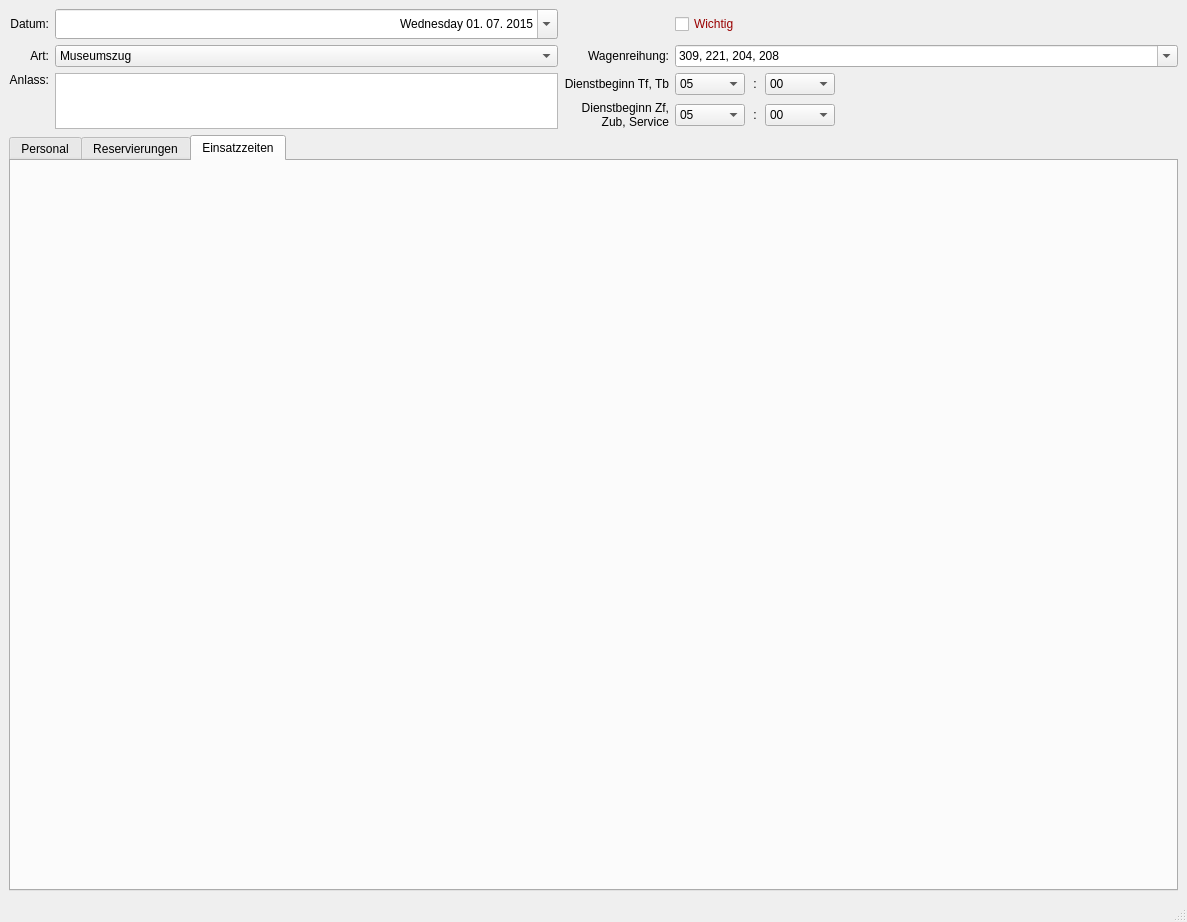
First picture: the form in Programm/fahrtagwindow.ui, repository philjosch/Einsatzplaner, before the edit.
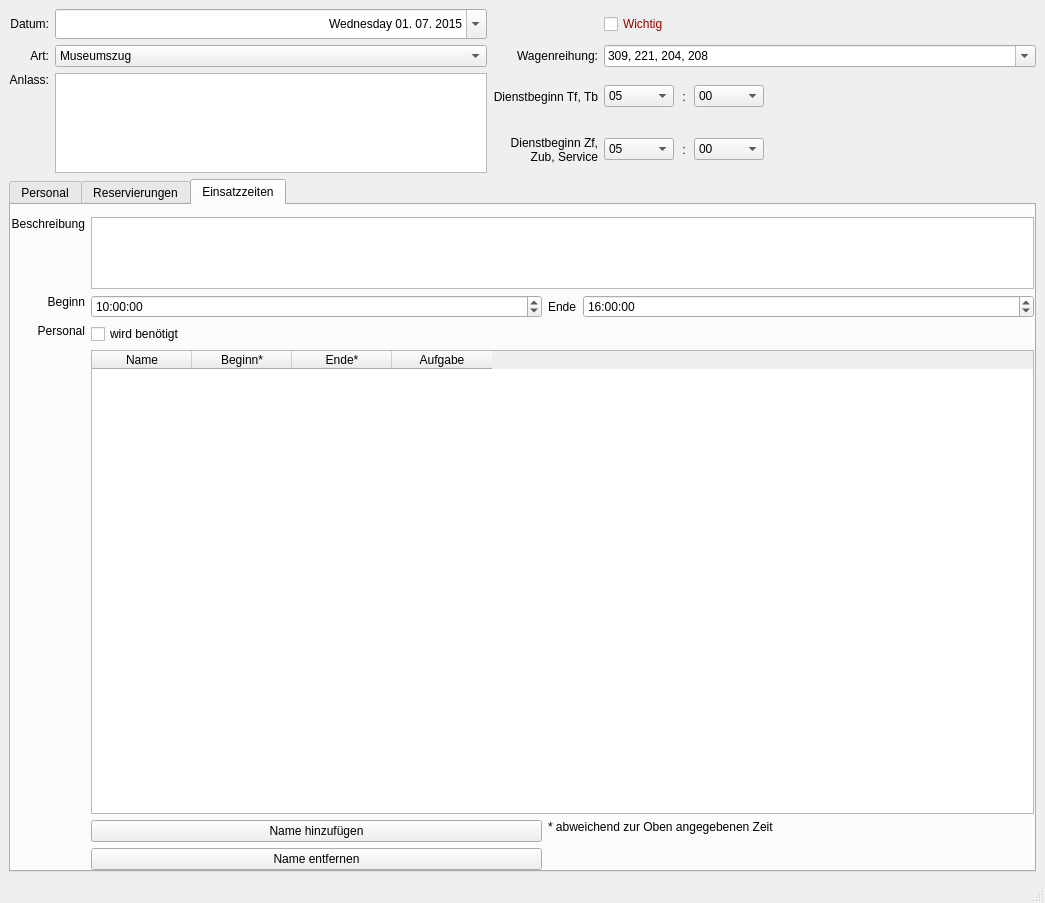
Second picture: the form after the edit. Custom widgets are drawn as their Qt base class.

Commit message: Veränderungen am Kalender

```diff
--- a/Programm/fahrtagwindow.ui
+++ b/Programm/fahrtagwindow.ui
@@ -6,15 +6,15 @@
    <rect>
     <x>0</x>
     <y>0</y>
-    <width>1187</width>
-    <height>922</height>
+    <width>1045</width>
+    <height>903</height>
    </rect>
   </property>
   <property name="windowTitle">
    <string>MainWindow</string>
   </property>
   <widget class="QWidget" name="centralwidget">
-   <layout class="QGridLayout" name="gridLayout_6">
+   <layout class="QGridLayout" name="gridLayout_6" rowstretch="0,1">
     <item row="0" column="0">
      <layout class="QGridLayout" name="layoutRahmendaten" rowstretch="0,0,0,0" columnstretch="0,1,0,1">
       <item row="1" column="3">
@@ -721,6 +721,9 @@
       <property name="tabPosition">
        <enum>QTabWidget::North</enum>
       </property>
+      <property name="tabShape">
+       <enum>QTabWidget::Rounded</enum>
+      </property>
       <property name="currentIndex">
        <number>2</number>
       </property>
@@ -1221,6 +1224,159 @@
        <attribute name="title">
         <string>Einsatzzeiten</string>
        </attribute>
+       <layout class="QGridLayout" name="gridLayout_8" rowstretch="0,0,0,1,0,0" columnstretch="0,1,0,1">
+        <property name="leftMargin">
+         <number>0</number>
+        </property>
+        <property name="topMargin">
+         <number>12</number>
+        </property>
+        <property name="rightMargin">
+         <number>0</number>
+        </property>
+        <property name="bottomMargin">
+         <number>0</number>
+        </property>
+        <item row="0" column="0">
+         <widget class="QLabel" name="label_10">
+          <property name="text">
+           <string>Beschreibung</string>
+          </property>
+          <property name="alignment">
+           <set>Qt::AlignRight|Qt::AlignTop|Qt::AlignTrailing</set>
+          </property>
+         </widget>
+        </item>
+        <item row="0" column="1" colspan="3">
+         <widget class="QPlainTextEdit" name="plainBeschreibung">
+          <property name="sizePolicy">
+           <sizepolicy hsizetype="Expanding" vsizetype="MinimumExpanding">
+            <horstretch>0</horstretch>
+            <verstretch>0</verstretch>
+           </sizepolicy>
+          </property>
+          <property name="minimumSize">
+           <size>
+            <width>0</width>
+            <height>42</height>
+           </size>
+          </property>
+          <property name="maximumSize">
+           <size>
+            <width>16777215</width>
+            <height>84</height>
+           </size>
+          </property>
+          <property name="sizeAdjustPolicy">
+           <enum>QAbstractScrollArea::AdjustToContentsOnFirstShow</enum>
+          </property>
+         </widget>
+        </item>
+        <item row="1" column="0">
+         <widget class="QLabel" name="label_9">
+          <property name="text">
+           <string>Beginn</string>
+          </property>
+          <property name="alignment">
+           <set>Qt::AlignRight|Qt::AlignTop|Qt::AlignTrailing</set>
+          </property>
+         </widget>
+        </item>
+        <item row="1" column="1">
+         <widget class="QTimeEdit" name="timeBeginn">
+          <property name="time">
+           <time>
+            <hour>10</hour>
+            <minute>0</minute>
+            <second>0</second>
+           </time>
+          </property>
+         </widget>
+        </item>
+        <item row="1" column="2">
+         <widget class="QLabel" name="label_7">
+          <property name="text">
+           <string>Ende</string>
+          </property>
+         </widget>
+        </item>
+        <item row="1" column="3">
+         <widget class="QTimeEdit" name="timeEnde">
+          <property name="time">
+           <time>
+            <hour>16</hour>
+            <minute>0</minute>
+            <second>0</second>
+           </time>
+          </property>
+         </widget>
+        </item>
+        <item row="2" column="0" rowspan="2">
+         <widget class="QLabel" name="label_8">
+          <property name="text">
+           <string>Personal</string>
+          </property>
+          <property name="alignment">
+           <set>Qt::AlignRight|Qt::AlignTop|Qt::AlignTrailing</set>
+          </property>
+         </widget>
+        </item>
+        <item row="2" column="1" colspan="3">
+         <widget class="QCheckBox" name="checkBoxBenoetigt">
+          <property name="text">
+           <string>wird benötigt</string>
+          </property>
+         </widget>
+        </item>
+        <item row="3" column="1" colspan="3">
+         <widget class="QTableWidget" name="tablePersonen">
+          <column>
+           <property name="text">
+            <string>Name</string>
+           </property>
+          </column>
+          <column>
+           <property name="text">
+            <string>Beginn*</string>
+           </property>
+          </column>
+          <column>
+           <property name="text">
+            <string>Ende*</string>
+           </property>
+          </column>
+          <column>
+           <property name="text">
+            <string>Aufgabe</string>
+           </property>
+          </column>
+         </widget>
+        </item>
+        <item row="4" column="1">
+         <widget class="QPushButton" name="buttonInsert">
+          <property name="text">
+           <string>Name hinzufügen</string>
+          </property>
+         </widget>
+        </item>
+        <item row="4" column="2" rowspan="2" colspan="2">
+         <widget class="QLabel" name="label_11">
+          <property name="text">
+           <string>* abweichend zur Oben angegebenen Zeit</string>
+          </property>
+          <property name="alignment">
+           <set>Qt::AlignLeading|Qt::AlignLeft|Qt::AlignTop</set>
+          </property>
+         </widget>
+        </item>
+        <item row="5" column="1">
+         <widget class="QPushButton" name="buttonRemove">
+          <property name="text">
+           <string>Name entfernen</string>
+          </property>
+         </widget>
+        </item>
+       </layout>
       </widget>
      </widget>
     </item>
```
Left out of the diff: 31 changed lines with no effect on the pictures. The commit also changes 2 other files.
